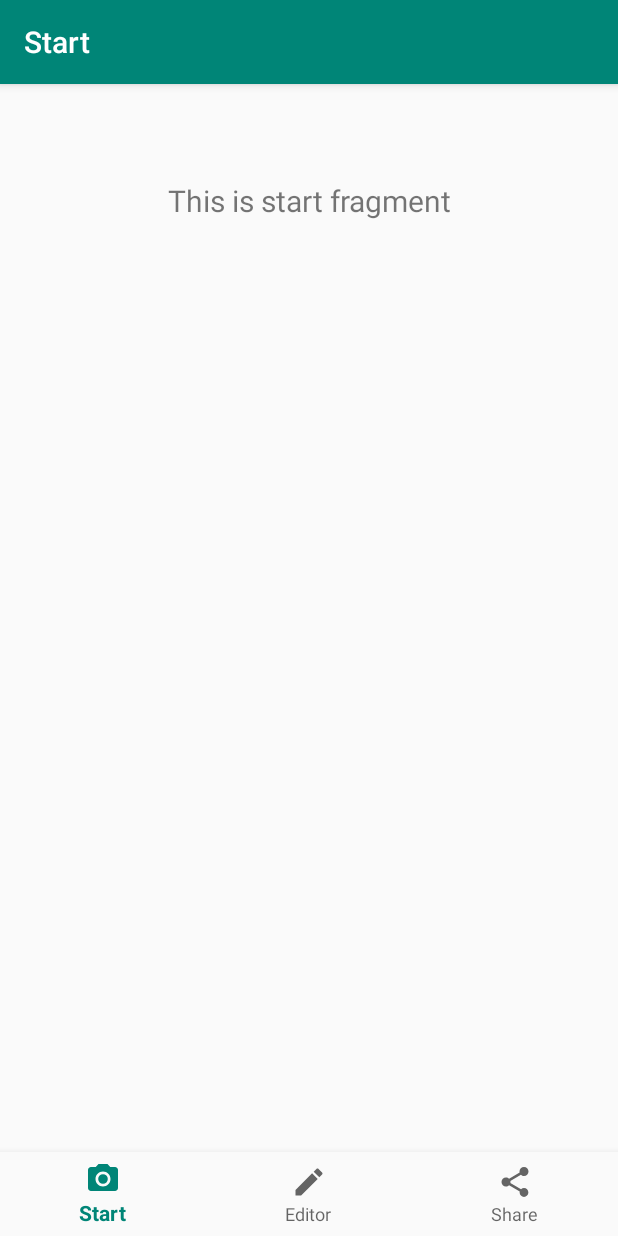
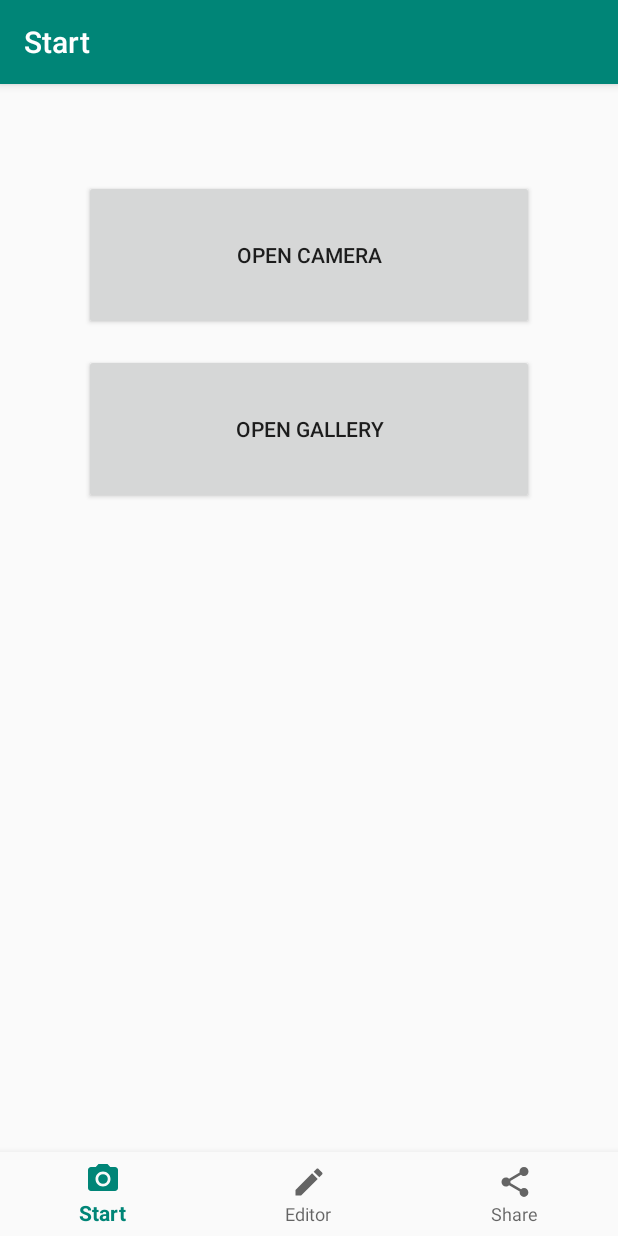
Before and after one commit to Robert-Jan/novi-sdpr1, an Android app: the screen it shows after launch (MainActivity), on a phone screen of 412 x 824 dp. Run offline under Robolectric (Android 15) with nearby library versions, the phone set to English and light mode, and no system bars; our stand-ins replace navigation-ui.

Commit message:
Added the buttons to the start fragment

```diff
--- a/app/src/main/AndroidManifest.xml
+++ b/app/src/main/AndroidManifest.xml
@@ -1,6 +1,8 @@
 <?xml version="1.0" encoding="utf-8"?>
 <manifest xmlns:android="http://schemas.android.com/apk/res/android"
     package="me.robertjan.sdpr1" >
+
+    <uses-permission android:name="android.permission.READ_EXTERNAL_STORAGE" />
 
     <application
         android:allowBackup="true"
--- a/app/src/main/java/me/robertjan/sdpr1/MainActivity.java
+++ b/app/src/main/java/me/robertjan/sdpr1/MainActivity.java
@@ -1,6 +1,7 @@
 package me.robertjan.sdpr1;
 
 import android.os.Bundle;
+
 import com.google.android.material.bottomnavigation.BottomNavigationView;
 import androidx.appcompat.app.AppCompatActivity;
 import androidx.navigation.NavController;
@@ -24,5 +25,4 @@ public class MainActivity extends AppCompatActivity {
         NavigationUI.setupActionBarWithNavController(this, navController, appBarConfiguration);
         NavigationUI.setupWithNavController(navView, navController);
     }
-
 }
--- /dev/null
+++ b/app/src/main/java/me/robertjan/sdpr1/services/CameraService.java
@@ -0,0 +1,4 @@
+package me.robertjan.sdpr1.services;
+
+public class CameraService {
+}
--- /dev/null
+++ b/app/src/main/java/me/robertjan/sdpr1/services/ShareService.java
@@ -0,0 +1,4 @@
+package me.robertjan.sdpr1.services;
+
+public class ShareService {
+}
--- a/app/src/main/java/me/robertjan/sdpr1/ui/start/StartFragment.java
+++ b/app/src/main/java/me/robertjan/sdpr1/ui/start/StartFragment.java
@@ -4,30 +4,37 @@ import android.os.Bundle;
 import android.view.LayoutInflater;
 import android.view.View;
 import android.view.ViewGroup;
-import android.widget.TextView;
-import androidx.annotation.Nullable;
+import android.widget.Button;
 import androidx.annotation.NonNull;
 import androidx.fragment.app.Fragment;
-import androidx.lifecycle.Observer;
 import androidx.lifecycle.ViewModelProviders;
 import me.robertjan.sdpr1.R;
 
-public class StartFragment extends Fragment {
+public class StartFragment extends Fragment implements View.OnClickListener {
 
-    private StartViewModel startViewModel;
+    public View onCreateView(@NonNull LayoutInflater inflater, ViewGroup container, Bundle savedInstanceState) {
 
-    public View onCreateView(@NonNull LayoutInflater inflater,
-            ViewGroup container, Bundle savedInstanceState) {
-        startViewModel =
-                ViewModelProviders.of(this).get(StartViewModel.class);
+        StartViewModel startViewModel = ViewModelProviders.of(this).get(StartViewModel.class);
         View root = inflater.inflate(R.layout.fragment_start, container, false);
-        final TextView textView = root.findViewById(R.id.text_dashboard);
-        startViewModel.getText().observe(this, new Observer<String>() {
-            @Override
-            public void onChanged(@Nullable String s) {
-                textView.setText(s);
-            }
-        });
+
+        Button openCameraButton = root.findViewById(R.id.button_camera);
+        openCameraButton.setOnClickListener(this);
+
+        Button openGalleryButton = root.findViewById(R.id.button_gallery);
+        openGalleryButton.setOnClickListener(this);
+
         return root;
     }
+
+    @Override
+    public void onClick(View view) {
+        switch (view.getId()) {
+            case R.id.button_camera:
+
+                break;
+            case R.id.button_gallery:
+
+                break;
+        }
+    }
 }
--- a/app/src/main/res/layout/fragment_start.xml
+++ b/app/src/main/res/layout/fragment_start.xml
@@ -1,20 +1,31 @@
 <?xml version="1.0" encoding="utf-8"?>
-<androidx.constraintlayout.widget.ConstraintLayout
-    xmlns:android="http://schemas.android.com/apk/res/android"
+<androidx.constraintlayout.widget.ConstraintLayout xmlns:android="http://schemas.android.com/apk/res/android"
     xmlns:app="http://schemas.android.com/apk/res-auto"
+    xmlns:tools="http://schemas.android.com/tools"
+    android:id="@+id/relativeLayout"
     android:layout_width="match_parent"
-    android:layout_height="match_parent" >
+    android:layout_height="match_parent">
 
-    <TextView
-        android:id="@+id/text_dashboard"
-        android:layout_width="match_parent"
-        android:layout_height="wrap_content"
-        android:layout_marginStart="8dp"
+    <Button
+        android:id="@+id/button_camera"
+        android:layout_width="300dp"
+        android:layout_height="100dp"
         android:layout_marginTop="8dp"
-        android:layout_marginEnd="8dp"
-        android:textAlignment="center"
-        android:textSize="20sp"
+        android:text="@string/start_camera"
+        app:layout_constraintBottom_toTopOf="@+id/button_gallery"
         app:layout_constraintEnd_toEndOf="parent"
         app:layout_constraintStart_toStartOf="parent"
-        app:layout_constraintTop_toTopOf="parent"/>
+        app:layout_constraintTop_toTopOf="parent"
+        app:layout_constraintVertical_chainStyle="packed" />
+
+    <Button
+        android:id="@+id/button_gallery"
+        android:layout_width="300dp"
+        android:layout_height="100dp"
+        android:layout_marginTop="16dp"
+        android:text="@string/start_gallery"
+        app:layout_constraintEnd_toEndOf="parent"
+        app:layout_constraintStart_toStartOf="parent"
+        app:layout_constraintTop_toBottomOf="@+id/button_camera" />
+
 </androidx.constraintlayout.widget.ConstraintLayout>
--- a/app/src/main/res/values/strings.xml
+++ b/app/src/main/res/values/strings.xml
@@ -3,4 +3,6 @@
     <string name="title_start">Start</string>
     <string name="title_editor">Editor</string>
     <string name="title_share">Share</string>
+    <string name="start_camera">Open Camera</string>
+    <string name="start_gallery">Open Gallery</string>
 </resources>
```
Also changed, not shown: app/src/main/java/me/robertjan/sdpr1/models/Photo.java (added, +18 -0 lines), app/src/main/java/me/robertjan/sdpr1/models/Placable.java (added, +20 -0 lines), app/src/main/java/me/robertjan/sdpr1/models/Sticker.java (added, +14 -0 lines), app/src/main/java/me/robertjan/sdpr1/models/Text.java (added, +14 -0 lines).
